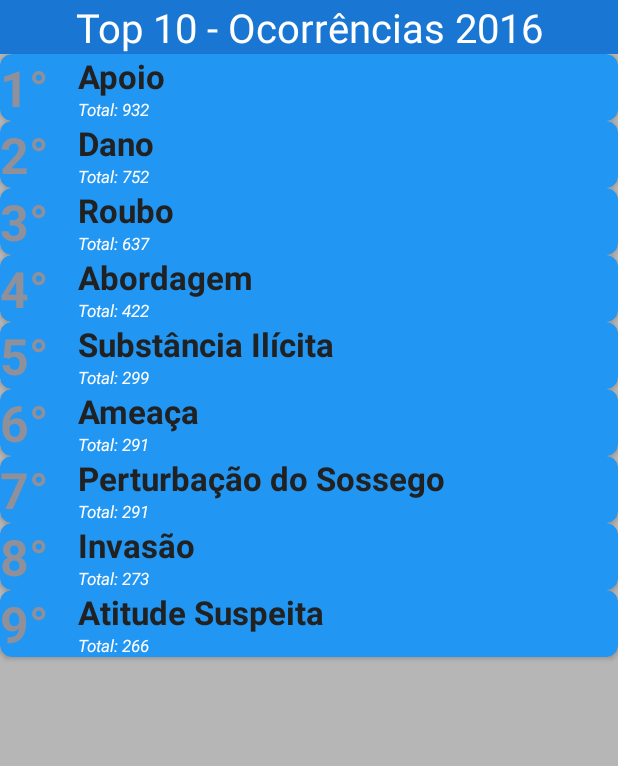
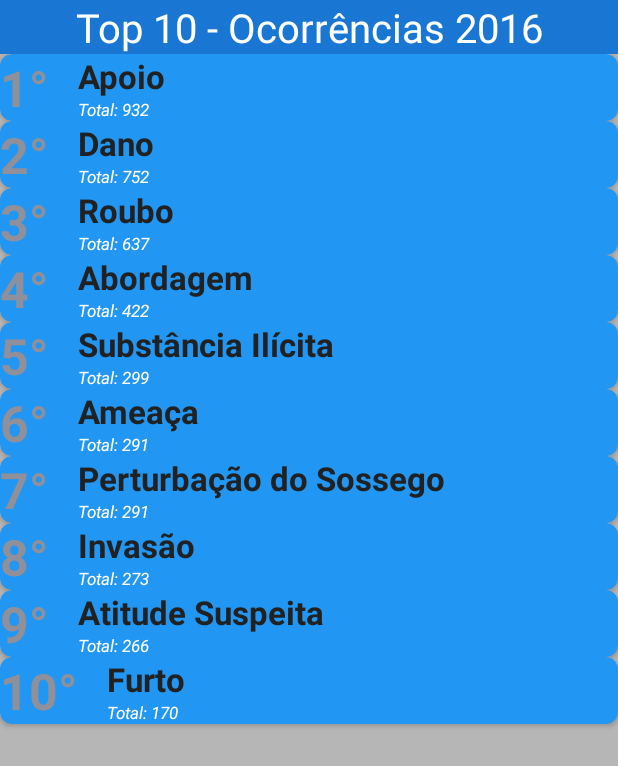
Before and after one commit to devbrunocorrea/app-gmc, an Android app: the screen it shows after launch (PrincipalActivity), on a phone screen of 412 x 824 dp. Shown: the top 766 px of the screen. Run offline under Robolectric (Android 15) with nearby library versions, the phone set to English and light mode, and no system bars.

Commit message:
Revision code.

```diff
--- a/app/src/main/java/br/com/devbruno/gmc/activity/PrincipalActivity.java
+++ b/app/src/main/java/br/com/devbruno/gmc/activity/PrincipalActivity.java
@@ -50,6 +50,7 @@ public class PrincipalActivity extends Activity {
         listaOcorrencias.add(new Ocorrencia("Perturbação do Sossego",291));
         listaOcorrencias.add(new Ocorrencia("Invasão",273));
         listaOcorrencias.add(new Ocorrencia("Atitude Suspeita",266));
+        listaOcorrencias.add(new Ocorrencia("Furto",170));
 
         return listaOcorrencias;
     }
```
